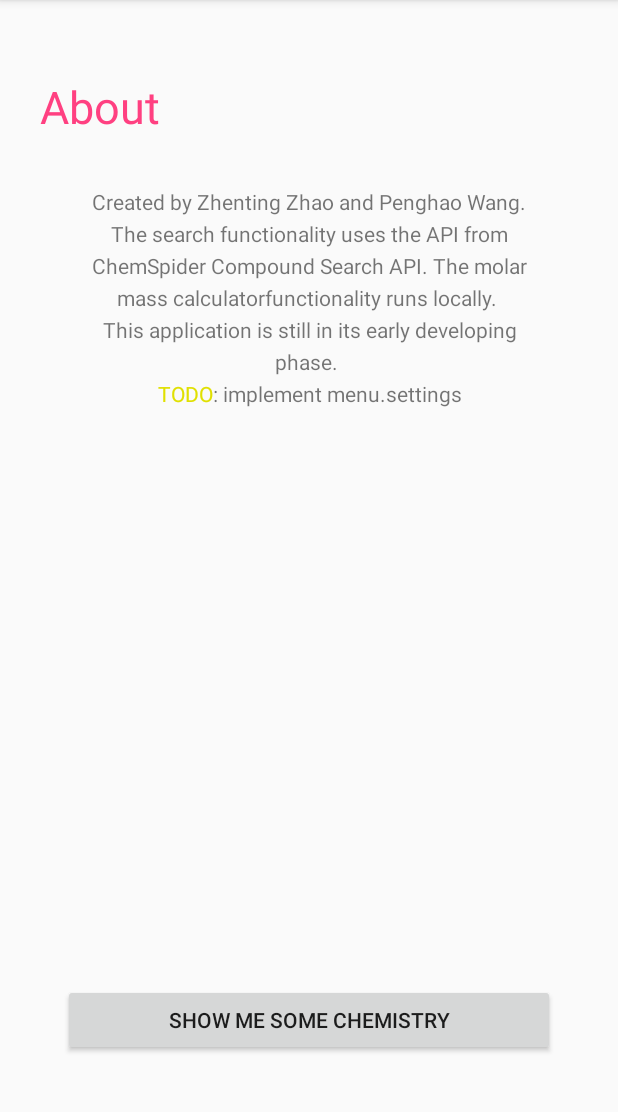
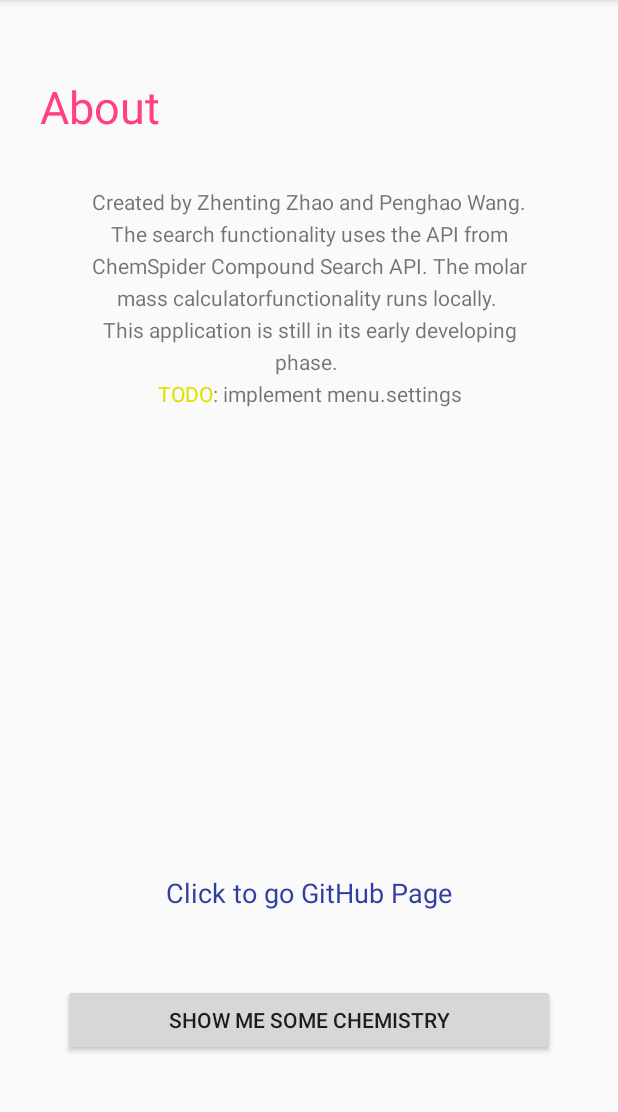
Before and after one commit to AlexZhaoZt/Chemistry-Helper, an Android app: the about screen opened directly, with no data from a screen before it, on a phone screen of 412 x 824 dp, the part 84-1196 px from its top. Run offline under Robolectric (Android 15) with nearby library versions, the phone set to English and light mode, and no system bars; network calls fail.

```diff
--- a/app/src/main/java/edu/illinois/cs/cs125/chemHelper/about.java
+++ b/app/src/main/java/edu/illinois/cs/cs125/chemHelper/about.java
@@ -14,6 +14,7 @@ public class about extends AppCompatActivity {
     private TextView title;
     private TextView text;
     private Button youTube;
+    private TextView github;
     @Override
     protected void onCreate(Bundle savedInstanceState) {
         super.onCreate(savedInstanceState);
@@ -21,6 +22,16 @@ public class about extends AppCompatActivity {
         title = (TextView) findViewById(R.id.title);
         text = (TextView) findViewById(R.id.text);
         youTube = (Button) findViewById(R.id.youTube);
+        github = (TextView) findViewById(R.id.github);
+        github.setOnClickListener(new View.OnClickListener() {
+            final Uri uriUrl = Uri.parse("https://github.com/AlexZhaoZt/Chemistry-Helper");
+                @Override
+                public void onClick(View v) {
+
+                    Intent launchBrowser = new Intent(Intent.ACTION_VIEW, uriUrl);
+                    startActivity(launchBrowser);
+                }
+        });
         text.setText(Html.fromHtml("Created by Zhenting Zhao and Penghao Wang.<br>The search functionality uses the " +
                 "API from ChemSpider Compound Search API. The molar mass calculator" +
                 "functionality runs locally. <br> This application is still in its early " +
--- a/app/src/main/res/layout/activity_about.xml
+++ b/app/src/main/res/layout/activity_about.xml
@@ -63,4 +63,23 @@
         app:layout_constraintTop_toTopOf="parent"
         app:layout_constraintVertical_bias="0.92" />
 
+    <TextView
+        android:id="@+id/github"
+        android:layout_width="wrap_content"
+        android:layout_height="wrap_content"
+        android:layout_marginBottom="8dp"
+        android:layout_marginEnd="8dp"
+        android:layout_marginLeft="8dp"
+        android:layout_marginRight="8dp"
+        android:layout_marginStart="8dp"
+        android:layout_marginTop="8dp"
+        android:text="Click to go GitHub Page"
+        android:textColor="@color/colorPrimaryDark"
+        android:textSize="18sp"
+        app:layout_constraintBottom_toBottomOf="parent"
+        app:layout_constraintEnd_toEndOf="parent"
+        app:layout_constraintStart_toStartOf="parent"
+        app:layout_constraintTop_toTopOf="parent"
+        app:layout_constraintVertical_bias="0.79" />
+
 </android.support.constraint.ConstraintLayout>
```
Also changed, not shown: app/src/main/java/edu/illinois/cs/cs125/chemHelper/searchResult.java (+103 -3 lines), app/src/main/res/layout/activity_search_result.xml (+8 -0 lines).
